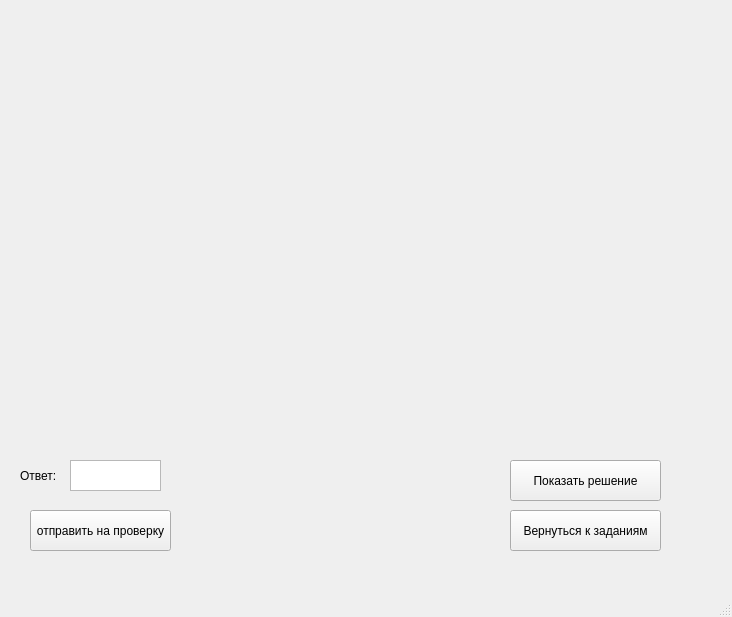
Old version of the form PyQT5_Project/AnswerWindow.ui in the repository Topando/PYQT5_PROJECT.
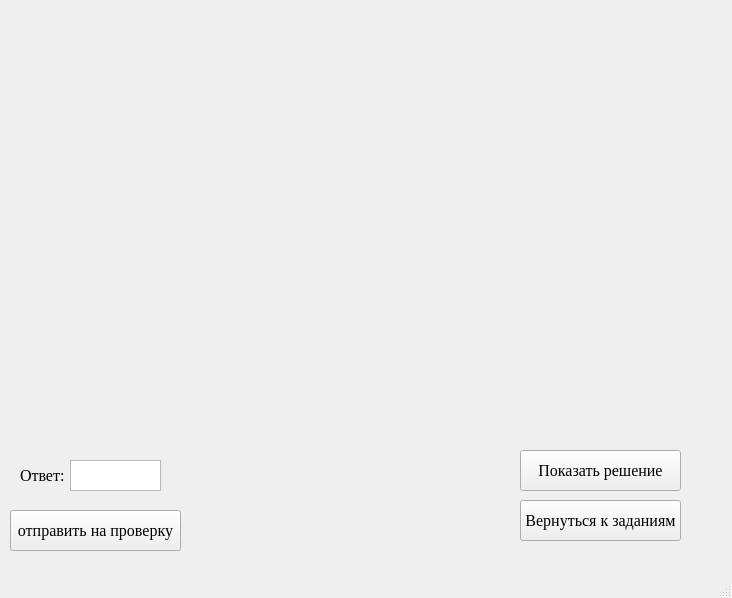
New version of the form.

```diff
--- a/PyQT5_Project/AnswerWindow.ui
+++ b/PyQT5_Project/AnswerWindow.ui
@@ -7,9 +7,15 @@
     <x>0</x>
     <y>0</y>
     <width>732</width>
-    <height>617</height>
+    <height>598</height>
    </rect>
   </property>
+  <property name="font">
+   <font>
+    <family>Times New Roman</family>
+    <pointsize>12</pointsize>
+   </font>
+  </property>
   <property name="windowTitle">
    <string>MainWindow</string>
   </property>
@@ -17,9 +23,9 @@
    <widget class="QLabel" name="label">
     <property name="geometry">
      <rect>
-      <x>20</x>
+      <x>10</x>
       <y>10</y>
-      <width>701</width>
+      <width>711</width>
       <height>431</height>
      </rect>
     </property>
@@ -53,9 +59,9 @@
    <widget class="QPushButton" name="pushButton">
     <property name="geometry">
      <rect>
-      <x>30</x>
+      <x>10</x>
       <y>510</y>
-      <width>141</width>
+      <width>171</width>
       <height>41</height>
      </rect>
     </property>
@@ -66,9 +72,9 @@
    <widget class="QPushButton" name="pushButton_2">
     <property name="geometry">
      <rect>
-      <x>510</x>
-      <y>460</y>
-      <width>151</width>
+      <x>520</x>
+      <y>450</y>
+      <width>161</width>
       <height>41</height>
      </rect>
     </property>
@@ -79,9 +85,9 @@
    <widget class="QPushButton" name="pushButton_3">
     <property name="geometry">
      <rect>
-      <x>510</x>
-      <y>510</y>
-      <width>151</width>
+      <x>520</x>
+      <y>500</y>
+      <width>161</width>
       <height>41</height>
      </rect>
     </property>
```
Left out of the diff: 2 changed lines with no effect on the pictures.
